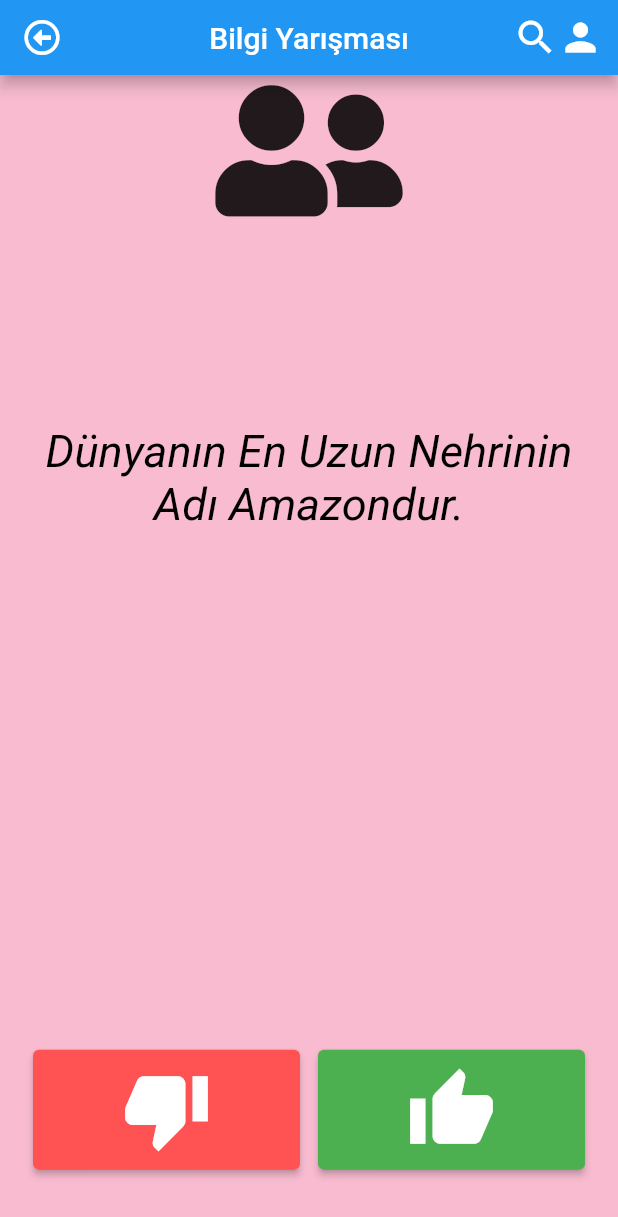
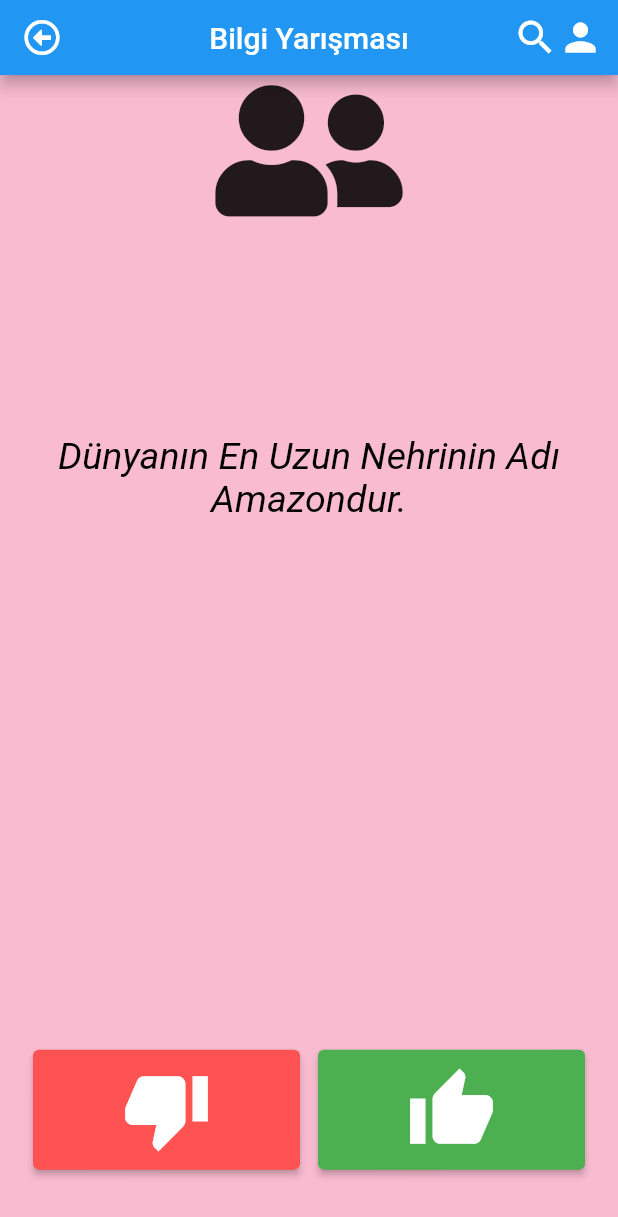
Before and after one commit to sekercih/true_false_application, a Flutter app: the screen it shows after launch, on a phone screen of 412 x 824 dp. Shown: the top 1217 px of the screen. Run offline on Flutter 3.47's test engine with Material 2 defaults, Android fonts, the phone set to English and light mode, and no system bars; our stand-ins replace font_awesome_flutter.

Commit message:
text filet

```diff
--- a/lib/main.dart
+++ b/lib/main.dart
@@ -116,7 +116,7 @@ class _SoruSayfasiState extends State<SoruSayfasi> {
                 test_1.getSoruMetni(),
                 textAlign: TextAlign.center,
                 style: const TextStyle(
-                  fontSize: 30.0,
+                  fontSize: 25.0,
                   fontStyle: FontStyle.italic,
                   color: Colors.black,
                 ),
```
Also changed, not shown: flutter_05.png (added).
